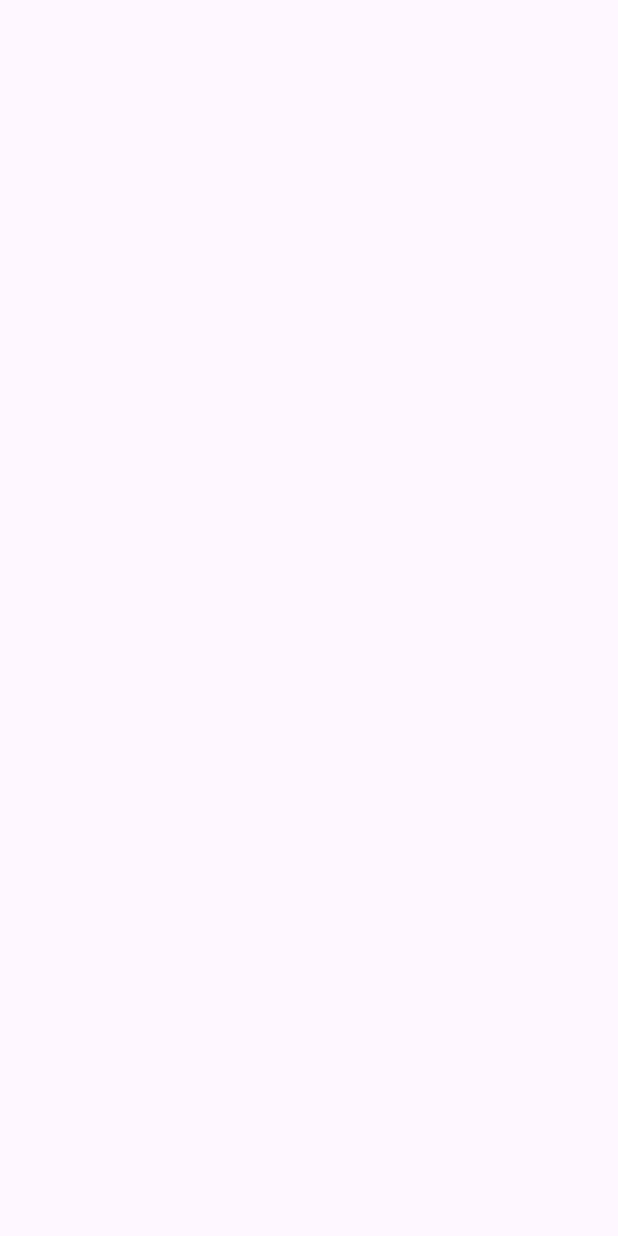
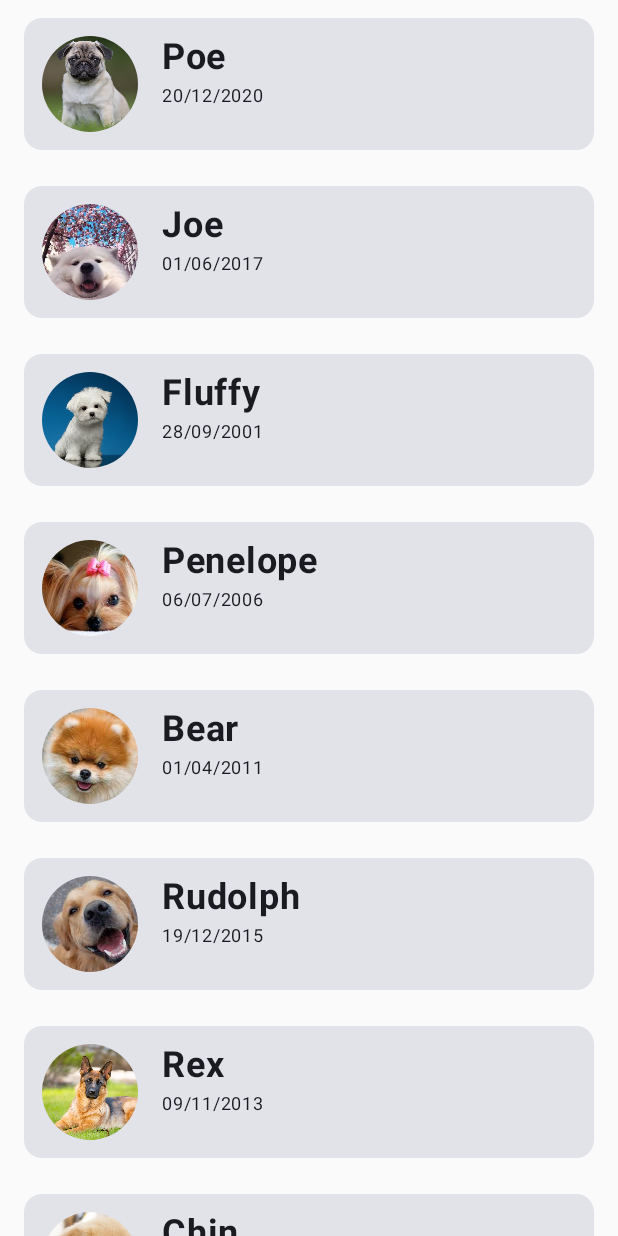
Before and after one commit to rfgvieira/Auau, an Android app built with Jetpack Compose: the screen it shows after launch (MainActivity), on a phone screen of 412 x 824 dp. Before the commit the screen is empty. Run offline under Robolectric (Android 15) with nearby library versions, the phone set to English and light mode, and no system bars.

Commit message:
feat: add theme to app

```diff
--- a/app/src/main/java/com/rfgvieira/auau/DogListScreen.kt
+++ b/app/src/main/java/com/rfgvieira/auau/DogListScreen.kt
@@ -2,8 +2,10 @@ package com.rfgvieira.auau
 
 
 import androidx.compose.foundation.Image
+import androidx.compose.foundation.background
 import androidx.compose.foundation.layout.*
 import androidx.compose.foundation.lazy.LazyColumn
+import androidx.compose.foundation.lazy.items
 import androidx.compose.foundation.shape.CircleShape
 import androidx.compose.material3.Card
 import androidx.compose.material3.ExperimentalMaterial3Api
@@ -11,45 +13,62 @@ import androidx.compose.material3.Text
 import androidx.compose.runtime.Composable
 import androidx.compose.ui.Modifier
 import androidx.compose.ui.draw.clip
+import androidx.compose.ui.graphics.Color
 import androidx.compose.ui.layout.ContentScale
 import androidx.compose.ui.res.painterResource
 import androidx.compose.ui.text.font.FontWeight
 import androidx.compose.ui.tooling.preview.Preview
 import androidx.compose.ui.unit.dp
 import androidx.compose.ui.unit.sp
+import com.rfgvieira.auau.ui.theme.AuauTheme
 
 @Composable
-fun DogListScreen() {
-    Column(Modifier.fillMaxSize()) {
+fun DogListScreen(modifier : Modifier) {
+    AuauTheme {
+        Column(modifier) {
+            DogList()
+        }
+    }
 
-    }
 
 }
 
 
 @Composable
 fun DogList() {
-    LazyColumn(){
-
+    val dogList: List<Dog> = Dogs.dogsList()
+    LazyColumn(
+        Modifier
+            .fillMaxWidth()
+            .padding(horizontal = 16.dp)
+    ) {
+        items(dogList) { dogs ->
+            DogCard(
+                modifier = Modifier
+                    .fillMaxWidth()
+                    .padding(vertical = 12.dp),
+                dog = dogs
+            )
+        }
     }
 }
 
 @OptIn(ExperimentalMaterial3Api::class)
 @Composable
-fun DogCard(modifier: Modifier) {
+fun DogCard(modifier: Modifier, dog: Dog) {
     Card(modifier = modifier) {
         Row(Modifier.padding(12.dp)) {
             Image(
-                painter = painterResource(id = R.drawable.pug),
+                painter = painterResource(id = dog.img),
                 contentDescription = "pug",
                 contentScale = ContentScale.Crop,
                 modifier = Modifier
                     .clip(CircleShape)
                     .size(64.dp)
             )
-            Column(Modifier.padding(start = 8.dp)) {
-                Text(text = "Poe", fontSize = 24.sp, fontWeight = FontWeight.Bold)
-                Text(text = "15/6/2021", fontSize = 12.sp)
+            Column(Modifier.padding(start = 16.dp)) {
+                Text(text = dog.name, fontSize = 24.sp, fontWeight = FontWeight.Bold)
+                Text(text = dog.birth, fontSize = 12.sp)
             }
         }
     }
@@ -58,6 +77,8 @@ fun DogCard(modifier: Modifier) {
 
 @Composable
 @Preview
-fun DogListPreview(){
-    DogCard(Modifier)
+fun DogListPreview() {
+    DogListScreen(Modifier
+        .fillMaxSize()
+        .background(Color.White))
 }
--- a/app/src/main/java/com/rfgvieira/auau/Dogs.kt
+++ b/app/src/main/java/com/rfgvieira/auau/Dogs.kt
@@ -1,20 +1,23 @@
 package com.rfgvieira.auau
 
 class Dogs {
-    fun dogsList() : List<Dog>{
+    companion object {
+        fun dogsList(): List<Dog> {
+
+
             val result = ArrayList<Dog>()
-        val dog1 = Dog("Poe", "20/12/2020",R.drawable.pug)
-        val dog2 = Dog("Poe","01/06/2017",R.drawable.dog1)
-        val dog3 = Dog("Poe","28/09/2001",R.drawable.dog2)
-        val dog4 = Dog("Poe","06/07/2006",R.drawable.dog3)
-        val dog5 = Dog("Poe","01/04/2011",R.drawable.dog4)
-        val dog6 = Dog("Poe","19/12/2015",R.drawable.dog5)
-        val dog7 = Dog("Poe","09/11/2013",R.drawable.dog6)
-        val dog8 = Dog("Poe","04/04/1999",R.drawable.dog7)
-        val dog9 = Dog("Poe","12/01/2020",R.drawable.dog8)
-        val dog10 = Dog("Poe","30/10/2014",R.drawable.dog9)
-        val dog11 = Dog("Poe","10/08/2020",R.drawable.dog10)
-        val dog12 = Dog("Poe","25/10/2015",R.drawable.dog11)
+            val dog1 = Dog("Poe", "20/12/2020", R.drawable.pug)
+            val dog2 = Dog("Joe", "01/06/2017", R.drawable.dog1)
+            val dog3 = Dog("Fluffy", "28/09/2001", R.drawable.dog2)
+            val dog4 = Dog("Penelope", "06/07/2006", R.drawable.dog3)
+            val dog5 = Dog("Bear", "01/04/2011", R.drawable.dog4)
+            val dog6 = Dog("Rudolph", "19/12/2015", R.drawable.dog5)
+            val dog7 = Dog("Rex", "09/11/2013", R.drawable.dog6)
+            val dog8 = Dog("Chin", "04/04/1999", R.drawable.dog7)
+            val dog9 = Dog("Fry", "12/01/2020", R.drawable.dog8)
+            val dog10 = Dog("Bob", "30/10/2014", R.drawable.dog9)
+            val dog11 = Dog("Poti", "10/08/2020", R.drawable.dog10)
+            val dog12 = Dog("Bode", "25/10/2015", R.drawable.dog11)
 
             result.add(dog1)
             result.add(dog2)
@@ -32,3 +35,4 @@ class Dogs {
             return result
         }
     }
+}
--- a/app/src/main/java/com/rfgvieira/auau/MainActivity.kt
+++ b/app/src/main/java/com/rfgvieira/auau/MainActivity.kt
@@ -14,7 +14,7 @@ class MainActivity : ComponentActivity() {
     override fun onCreate(savedInstanceState: Bundle?) {
         super.onCreate(savedInstanceState)
         setContent {
-                Splash()
+                DogListScreen(Modifier)
         }
     }
 }
--- a/app/src/main/java/com/rfgvieira/auau/ui/theme/Color.kt
+++ b/app/src/main/java/com/rfgvieira/auau/ui/theme/Color.kt
@@ -2,10 +2,14 @@ package com.rfgvieira.auau.ui.theme
 
 import androidx.compose.ui.graphics.Color
 
-val Purple80 = Color(0xFFD0BCFF)
-val PurpleGrey80 = Color(0xFFCCC2DC)
-val Pink80 = Color(0xFFEFB8C8)
+//Light Theme
+val LightGreen = Color(0xFF2D6A4E)
+val LightGray = Color(0xFF516258)
+val LightBlue = Color(0xFF466271)
+val LightBack = Color(0xFFFBFDF9)
 
-val Purple40 = Color(0xFF6650a4)
-val PurpleGrey40 = Color(0xFF625b71)
-val Pink40 = Color(0xFF7D5260)
+//Dark Theme
+val DarkGreen = Color(0xFF89D8AF)
+val DarkGray = Color(0xFFB8CBBF)
+val DarkBlue = Color(0xFFADCBDD)
+val DarkBack = Color(0xFF1A1C1A)
--- a/app/src/main/java/com/rfgvieira/auau/ui/theme/Theme.kt
+++ b/app/src/main/java/com/rfgvieira/auau/ui/theme/Theme.kt
@@ -15,16 +15,18 @@ import androidx.compose.ui.platform.LocalContext
 import androidx.compose.ui.platform.LocalView
 import androidx.core.view.ViewCompat
 
-private val DarkColorScheme = darkColorScheme(
-    primary = Purple80,
-    secondary = PurpleGrey80,
-    tertiary = Pink80
+private val LightColorScheme = lightColorScheme(
+    primary = LightGreen,
+    secondary = LightGray,
+    tertiary = LightBlue,
+    background = LightBack
 )
 
-private val LightColorScheme = lightColorScheme(
-    primary = Purple40,
-    secondary = PurpleGrey40,
-    tertiary = Pink40
+private val DarkColorScheme = darkColorScheme(
+    primary = DarkGreen,
+    secondary = DarkGray,
+    tertiary = DarkBlue,
+    background = DarkBack
 
     /* Other default colors to override
     background = Color(0xFFFFFBFE),
```
Also changed, not shown: 1 other file. Lines whose indentation alone changed are shown as unchanged.
